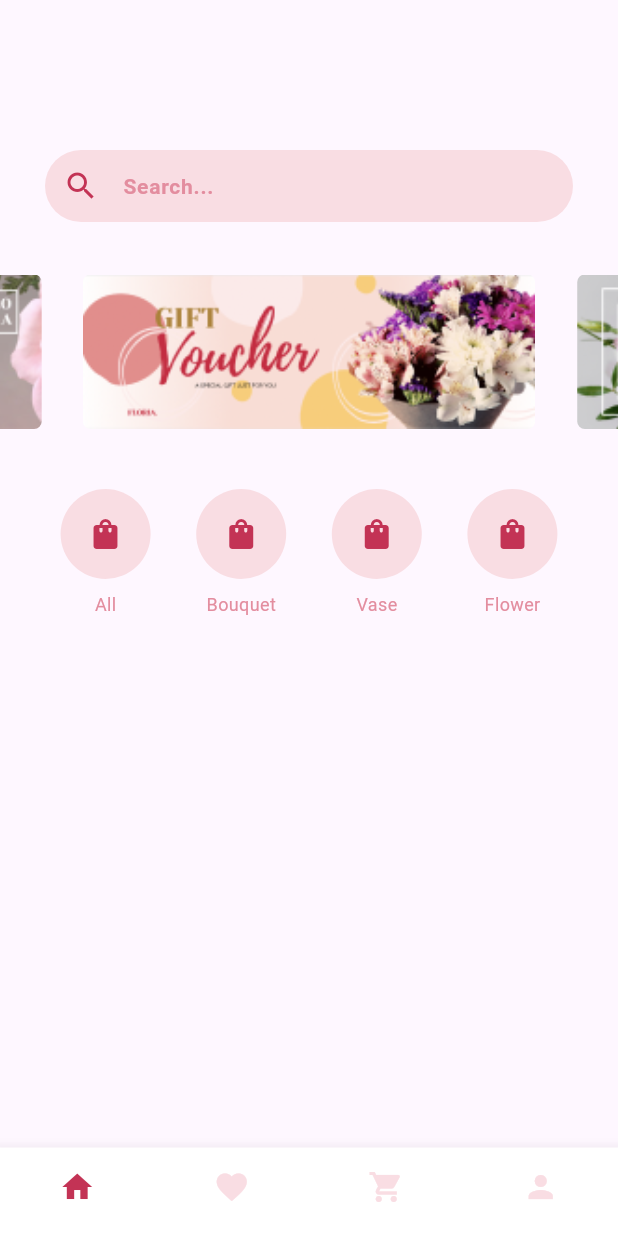
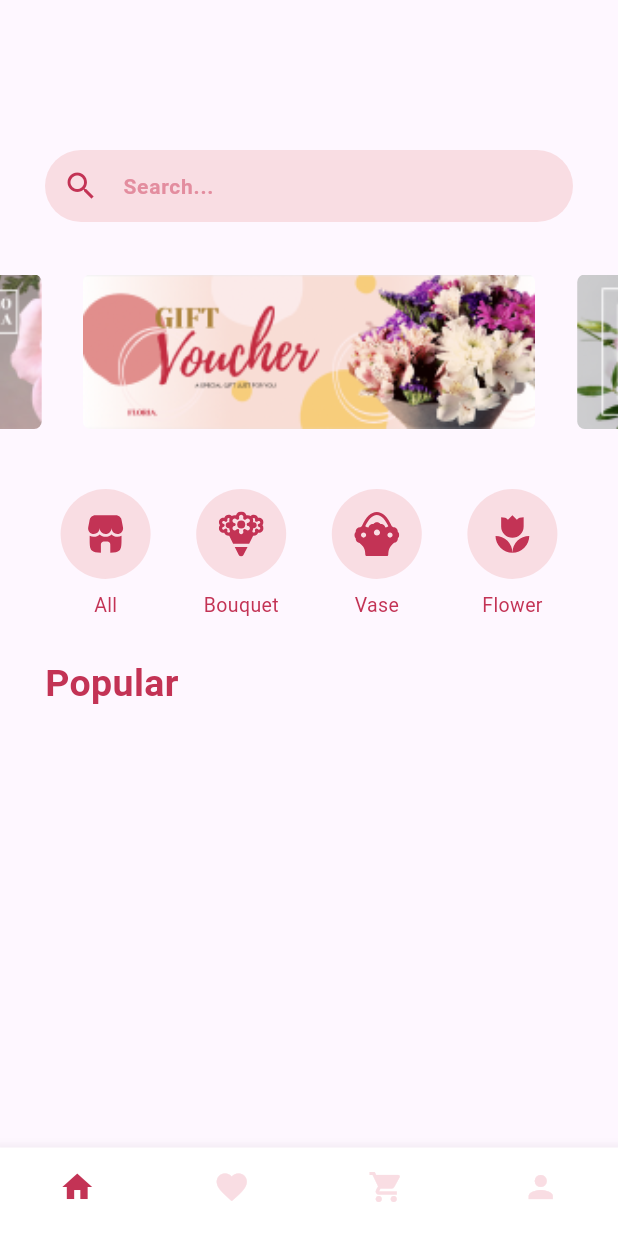
Before and after one commit to kikikieieiei/Floria_Flutter, a Flutter app: the screen it shows after launch, on a phone screen of 412 x 824 dp. Run offline on Flutter 3.47's test engine with Material 3 defaults, Android fonts, the phone set to English and light mode, and no system bars; drawn by our look-alikes of carousel_slider; our stand-ins replace flutter_svg; Roboto replaces fonts that are missing (OpenSans).

Commit message:
Updated home.dart and assets folder

```diff
--- a/project/lib/pages/home/components/circleButton.dart
+++ b/project/lib/pages/home/components/circleButton.dart
@@ -1,6 +1,7 @@
 import "package:flutter/material.dart";
+import 'package:flutter_svg/flutter_svg.dart';
 
-Widget buildCircularButton(IconData icon, String label, Function onPressed) {
+Widget buildCircularButton(String svgPath, String label, Function onPressed) {
   return GestureDetector(
     onTap: () {
       onPressed();
@@ -17,20 +18,22 @@ Widget buildCircularButton(IconData icon, String label, Function onPressed) {
               color: Color(0xffF9DDE3),
             ),
             child: Center(
-              child: Icon(
-                icon,
-                color: Color(0xffC33355),
-              ),
+            child: SvgPicture.asset(
+              svgPath,
+              width: 30,
+              height: 30,
+              color: Color(0xffC33355),
             ),
+          ),
           ),
         ),
         SizedBox(height: 8),
         Text(
           label,
           style: const TextStyle(
-            color: Color.fromARGB(255, 227, 141, 159),
+            color: Color(0xffC33355),
             // fontWeight: FontWeight.bold,
-            fontSize: 12,
+            fontSize: 13,
             fontFamily: 'OpenSans',
           ),
         ),
--- a/project/lib/pages/home/home.dart
+++ b/project/lib/pages/home/home.dart
@@ -49,17 +49,29 @@ class _HomeState extends State<Home> {
             child: Row(
               mainAxisAlignment: MainAxisAlignment.spaceEvenly,
               children: [
-                buildCircularButton(
-                  Icons.shopping_bag, "All", () => print('Button All pressed')),
-                buildCircularButton(
-                  Icons.shopping_bag, "Bouquet", () => print('Button Bouquet pressed')),
-                buildCircularButton(
-                  Icons.shopping_bag, "Vase", () => print('Button Vase pressed')),
-                buildCircularButton(
-                  Icons.shopping_bag, "Flower", () => print('Button Flower pressed')),
+                buildCircularButton("assets/icons/all.svg", "All",
+                    () => print('Button All pressed')),
+                buildCircularButton("assets/icons/bouquet.svg", "Bouquet",
+                    () => print('Button Bouquet pressed')),
+                buildCircularButton("assets/icons/vase.svg", "Vase",
+                    () => print('Button Vase pressed')),
+                buildCircularButton("assets/icons/flower.svg", "Flower",
+                    () => print('Button Flower pressed')),
               ],
             ),
           ),
+          const Padding(
+            padding: EdgeInsets.only(left: 30, top: 15),
+            child: Align(
+              alignment: Alignment.centerLeft,
+              child: Text("Popular", style: TextStyle(
+                fontFamily: "OpenSans",
+                color: Color(0xffC33355),
+                fontWeight: FontWeight.bold,
+                fontSize: 25
+              ),),
+            ),
+          )
         ],
       ),
       bottomNavigationBar: BottomNavigationBar(
--- a/project/pubspec.yaml
+++ b/project/pubspec.yaml
@@ -36,6 +36,7 @@ dependencies:
   # Use with the CupertinoIcons class for iOS style icons.
   cupertino_icons: ^1.0.2
   carousel_slider: ^4.2.1
+  flutter_svg: ^0.22.0
 
 dev_dependencies:
   flutter_test:
@@ -65,6 +66,7 @@ flutter:
   #   - images/a_dot_ham.jpeg
   assets:
     - assets/images/slider/
+    - assets/icons/
 
   # An image asset can refer to one or more resolution-specific "variants", see
   # https://flutter.dev/assets-and-images/#resolution-aware
```
Also changed, not shown: project/assets/icons/all.svg (added), project/assets/icons/bouquet.svg (added), project/assets/icons/flower.svg (added), project/assets/icons/vase.svg (added), project/pubspec.lock.
